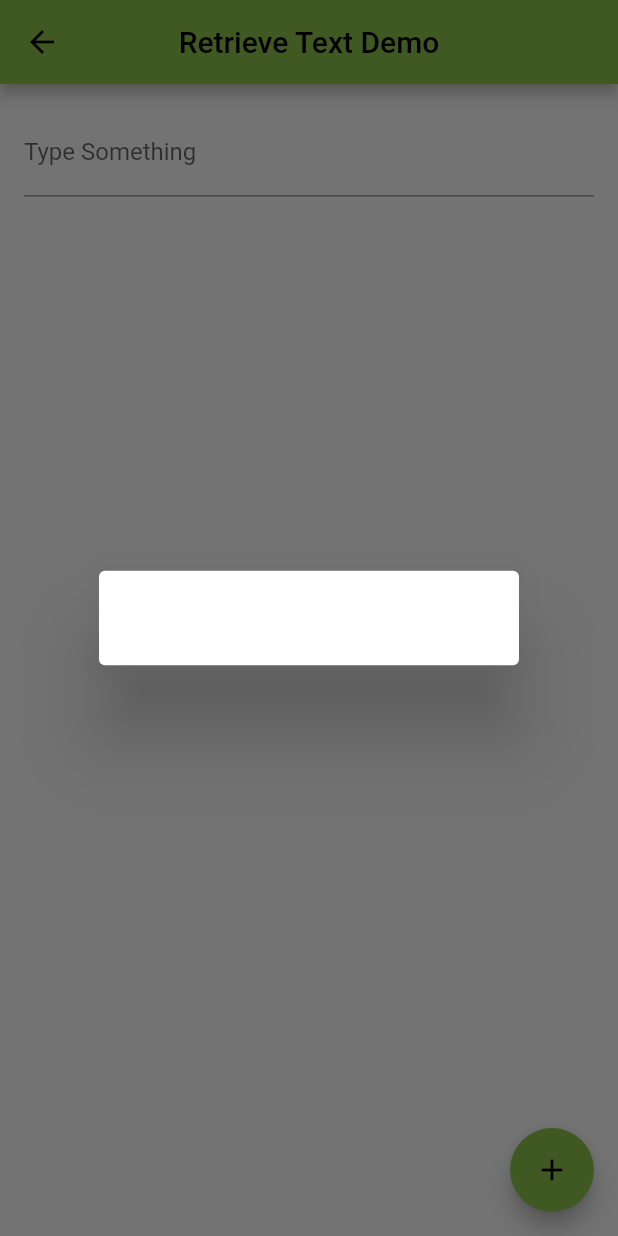
After one commit to handika231/flutter-codelabs, a Flutter app: the RetrieveTextView screen opened directly, after a tap on the "add" icon, on a phone screen of 412 x 824 dp. The commit adds this screen. Run offline on Flutter 3.47's test engine with Material 2 defaults, Android fonts, the phone set to English and light mode, and no system bars; our stand-ins replace adaptive_dialog, cached_network_image, camera, dio, firebase_core, freezed_annotation and 6 more; missing offline and left inert: android_alarm_manager_plus; accounts and stored records are empty; generated files the repository leaves out were written again.

Commit message:
retrieve form view

```diff
--- /dev/null
+++ b/form_flutter_app/lib/retrieve_text_view.dart
@@ -0,0 +1,50 @@
+import 'package:flutter/material.dart';
+
+class RetrieveTextView extends StatefulWidget {
+  const RetrieveTextView({Key? key}) : super(key: key);
+
+  @override
+  State<RetrieveTextView> createState() => _RetrieveTextViewState();
+}
+
+class _RetrieveTextViewState extends State<RetrieveTextView> {
+  final TextEditingController _controller = TextEditingController();
+
+  @override
+  void dispose() {
+    _controller.dispose();
+    super.dispose();
+  }
+
+  @override
+  Widget build(BuildContext context) {
+    return Scaffold(
+      floatingActionButton: FloatingActionButton(
+        onPressed: () {
+          showDialog(
+            context: context,
+            builder: (context) {
+              return AlertDialog(
+                content: Text(_controller.text),
+              );
+            },
+          );
+        },
+        child: const Icon(Icons.add),
+      ),
+      appBar: AppBar(
+        title: const Text('Retrieve Text Demo'),
+        centerTitle: true,
+      ),
+      body: Container(
+        margin: const EdgeInsets.all(16),
+        child: TextField(
+          controller: _controller,
+          decoration: const InputDecoration(
+            labelText: 'Type Something',
+          ),
+        ),
+      ),
+    );
+  }
+}
```
Also changed, not shown: form_flutter_app/lib/home_view.dart (+15 -0 lines).
